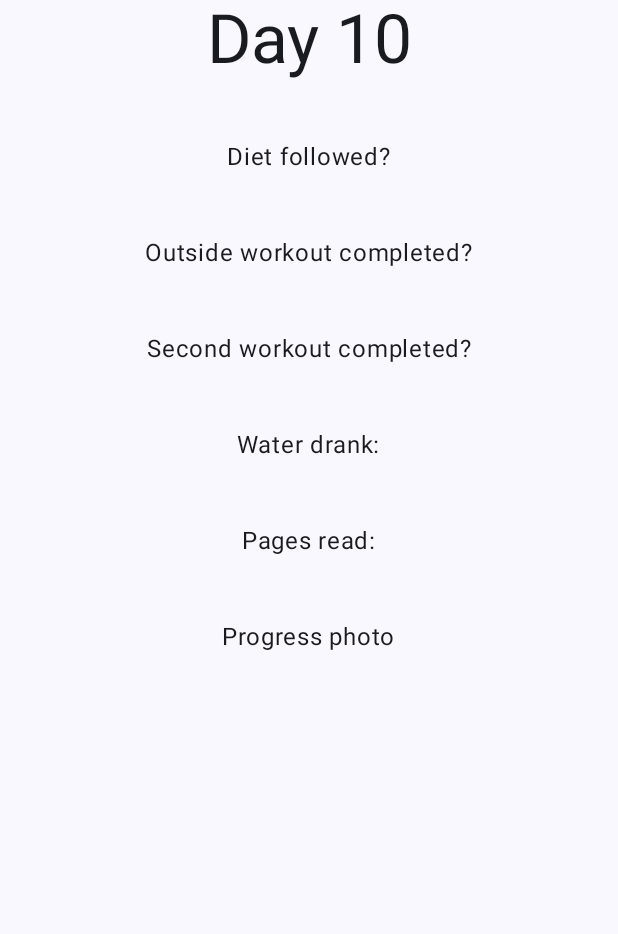
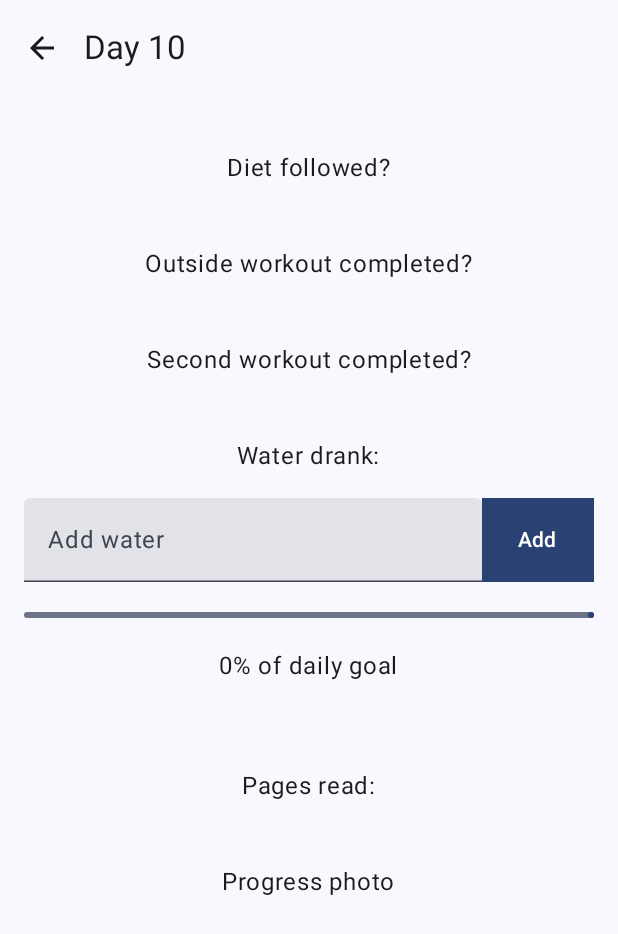
Before and after one commit to elysiahankey/75-hard, an Android app built with Jetpack Compose: the screen it shows after launch (MainActivity), after a tap on "10", on a phone screen of 412 x 824 dp. Shown: the top 934 px of the screen. Run offline under Robolectric (Android 15) with nearby library versions, the phone set to English and light mode, and no system bars.

Commit message:
Adds water tracker that remembers water per day

```diff
--- a/app/build.gradle.kts
+++ b/app/build.gradle.kts
@@ -52,6 +52,7 @@ dependencies {
     implementation(libs.androidx.ui.tooling.preview)
     implementation(libs.androidx.material3)
     implementation(libs.androidx.navigation.compose)
+    implementation(libs.androidx.datastore)
     testImplementation(libs.junit)
     androidTestImplementation(libs.androidx.junit)
     androidTestImplementation(libs.androidx.espresso.core)
@@ -61,4 +62,5 @@ dependencies {
     debugImplementation(libs.androidx.ui.test.manifest)
     implementation(libs.androidx.foundation) // or latest
     implementation(libs.androidx.activity.compose.v170)
+    implementation(libs.androidx.datastore.preferences)
 }
--- a/app/src/main/java/com/example/a75hard/ChallengeRulesScreen.kt
+++ b/app/src/main/java/com/example/a75hard/ChallengeRulesScreen.kt
@@ -32,9 +32,12 @@ fun ChallengeRulesScreen(navController: NavHostController) {
                 .fillMaxSize()
                 .padding(20.dp)
         ) {
+            Spacer(modifier = Modifier.size(40.dp))
+
             Row(
                 horizontalArrangement = Arrangement.Center
             ) {
+
                 Text(
                     text = stringResource(R.string.challenge_rules_header),
                     style = MaterialTheme.typography.displayLarge,
--- a/app/src/main/java/com/example/a75hard/DayScreen.kt
+++ b/app/src/main/java/com/example/a75hard/DayScreen.kt
@@ -4,33 +4,53 @@ import androidx.compose.foundation.layout.Column
 import androidx.compose.foundation.layout.Spacer
 import androidx.compose.foundation.layout.fillMaxSize
 import androidx.compose.foundation.layout.size
-import androidx.compose.material3.MaterialTheme
+import androidx.compose.material.icons.Icons
+import androidx.compose.material.icons.automirrored.filled.ArrowBack
+import androidx.compose.material3.ExperimentalMaterial3Api
+import androidx.compose.material3.Icon
+import androidx.compose.material3.IconButton
 import androidx.compose.material3.Scaffold
 import androidx.compose.material3.Text
+import androidx.compose.material3.TopAppBar
 import androidx.compose.runtime.Composable
 import androidx.compose.ui.Alignment
 import androidx.compose.ui.Modifier
 import androidx.compose.ui.res.stringResource
 import androidx.compose.ui.tooling.preview.Preview
 import androidx.compose.ui.unit.dp
+import androidx.navigation.NavHostController
+import androidx.navigation.compose.rememberNavController
+import com.example.a75hard.components.WaterTracker
 
+@OptIn(ExperimentalMaterial3Api::class)
 @Composable
-fun DayScreen(day: String) {
-    Scaffold() { innerPadding ->
+fun DayScreen(navController: NavHostController, day: String) {
+    Scaffold(
+        topBar = {
+            TopAppBar(
+                title = { Text(text = "Day $day") },
+                navigationIcon = {
+                    IconButton(onClick = { navController.popBackStack() }) {
+                        Icon(
+                            imageVector = Icons.AutoMirrored.Filled.ArrowBack,
+                            contentDescription = "Back"
+                        )
+                    }
+                }
+            )
+        }
+    ) { innerPadding ->
         Column(
             modifier = Modifier.fillMaxSize(),
             horizontalAlignment = Alignment.CenterHorizontally
         ) {
-            Text(
-                text = "${stringResource(R.string.day_title)} $day",
-                style = MaterialTheme.typography.displayMedium,
-            )
-
-            Spacer(modifier = Modifier.size(40.dp))
+            Spacer(modifier = Modifier.size(100.dp))
 
             Text(
                 text = stringResource(R.string.day_screen_diet_header)
             )
+            // 1. Follow a diet
+            // Checkbox for diet followed
 
             Spacer(modifier = Modifier.size(40.dp))
 
@@ -43,49 +63,54 @@ fun DayScreen(day: String) {
             Text(
                 text = stringResource(R.string.day_screen_second_workout)
             )
+            // 2. Complete 2 45 minute workouts, 1 must be outside
+            // 2 checkboxes for workouts?
 
             Spacer(modifier = Modifier.size(40.dp))
 
             Text(
                 text = stringResource(R.string.day_screen_water_drank)
             )
+            WaterTracker(dayNumber = day)
+            // 3. Drink 4.5l of water
+            //Input field to add amount of water drank
+            //Progress bar x/4.5l
 
             Spacer(modifier = Modifier.size(40.dp))
 
             Text(
                 text = stringResource(R.string.day_screen_pages_read)
             )
+            // 4. Read 10 pages of a book
+            //Same as for water maybe?
+            //Or maybe just a checkbox for this too
 
             Spacer(modifier = Modifier.size(40.dp))
 
             Text(
                 text = stringResource(R.string.day_screen_progress_photo)
             )
+            // 5. Take a progress photo
+            //Button to upload photo
+            //Display photo once uploaded
+            //Delete/Replace photo option
+
+            // Notes section
+            // Maybe a checkbox to mark day as complete, or maybe this should be done automatically once all checkboxes ticked,
+            // progress bar complete, and photo uploaded
+            // Possibly also add info icons
 
         }
     }
-// 1. Follow a diet
-    // Checkbox for diet followed
-// 2. Complete 2 45 minute workouts, 1 must be outside
-    // 2 checkboxes for workouts?
-// 3. Drink 4.5l of water
-    //Input field to add amount of water drank
-    //Progress bar x/4.5l
-// 4. Read 10 pages of a book
-    //Same as for water maybe?
-    //Or maybe just a checkbox for this too
-// 5. Take a progress photo
-    //Button to upload photo
-    //Display photo once uploaded
-    //Delete/Replace photo option
-// Notes section
-// Maybe a checkbox to mark day as complete, or maybe this should be done automatically once all checkboxes ticked,
-// progress bar complete, and photo uploaded
-// Possibly also add info icons
 }
 
 @Preview
 @Composable
 fun DayScreenPreview() {
-    DayScreen("1")
+    var navController = rememberNavController()
+
+    DayScreen(
+        navController = navController,
+        "1"
+    )
 }
--- a/app/src/main/java/com/example/a75hard/HomeScreen.kt
+++ b/app/src/main/java/com/example/a75hard/HomeScreen.kt
@@ -34,6 +34,8 @@ fun HomeScreen(navController: NavHostController, onClickDay: (String) -> Unit) {
                 .padding(12.dp),
             horizontalAlignment = Alignment.CenterHorizontally
         ) {
+            Spacer(modifier = Modifier.size(40.dp))
+
             Text(
                 text = stringResource(R.string.home_screen_title),
                 style = MaterialTheme.typography.displayLarge,
@@ -52,7 +54,6 @@ fun HomeScreen(navController: NavHostController, onClickDay: (String) -> Unit) {
     }
 }
 
-
 @Preview
 @Composable
 fun HomeScreenPreview() {
--- /dev/null
+++ b/app/src/main/java/com/example/a75hard/components/WaterTracker.kt
@@ -0,0 +1,127 @@
+package com.example.a75hard.components
+
+import androidx.compose.foundation.layout.Arrangement
+import androidx.compose.foundation.layout.Column
+import androidx.compose.foundation.layout.IntrinsicSize
+import androidx.compose.foundation.layout.Row
+import androidx.compose.foundation.layout.Spacer
+import androidx.compose.foundation.layout.fillMaxHeight
+import androidx.compose.foundation.layout.fillMaxWidth
+import androidx.compose.foundation.layout.height
+import androidx.compose.foundation.layout.padding
+import androidx.compose.foundation.layout.size
+import androidx.compose.foundation.text.KeyboardActions
+import androidx.compose.foundation.text.KeyboardOptions
+import androidx.compose.material3.Button
+import androidx.compose.material3.LinearProgressIndicator
+import androidx.compose.material3.Text
+import androidx.compose.material3.TextField
+import androidx.compose.runtime.Composable
+import androidx.compose.runtime.LaunchedEffect
+import androidx.compose.runtime.getValue
+import androidx.compose.runtime.mutableStateOf
+import androidx.compose.runtime.remember
+import androidx.compose.runtime.setValue
+import androidx.compose.ui.Alignment
+import androidx.compose.ui.Modifier
+import androidx.compose.ui.graphics.RectangleShape
+import androidx.compose.ui.platform.LocalContext
+import androidx.compose.ui.res.stringResource
+import androidx.compose.ui.text.input.ImeAction
+import androidx.compose.ui.text.input.KeyboardType
+import androidx.compose.ui.tooling.preview.Preview
+import androidx.compose.ui.unit.dp
+import com.example.a75hard.R
+import com.example.a75hard.helpers.WaterPrefs
+
+@Composable
+fun WaterTracker(dayNumber: String) { // Pass in the day identifier (e.g., "Day 1")
+    val context = LocalContext.current
+    val waterFlow = WaterPrefs.getWaterProgress(context, dayNumber)
+    var currentProgress by remember { mutableStateOf(0f) }
+
+    LaunchedEffect(waterFlow) {
+        waterFlow.collect { progress ->
+            currentProgress = progress
+        }
+    }
+
+    var input by remember { mutableStateOf("") }
+    val goal = 4500f
+
+    LaunchedEffect(currentProgress) {
+        WaterPrefs.saveWaterProgress(context, currentProgress, dayNumber)
+    }
+
+    Column(
+        modifier = Modifier
+            .padding(16.dp)
+            .fillMaxWidth(),
+        horizontalAlignment = Alignment.CenterHorizontally
+    ) {
+        Row(
+            modifier = Modifier
+                .fillMaxWidth()
+                .height(IntrinsicSize.Min)
+        ) {
+            TextField(
+                value = input,
+                onValueChange = { input = it },
+                label = { Text(text = stringResource(R.string.water_tracker_input_label)) },
+                keyboardOptions = KeyboardOptions.Default.copy(
+                    keyboardType = KeyboardType.Number,
+                    imeAction = ImeAction.Done
+                ),
+                keyboardActions = KeyboardActions(
+                    onDone = {
+                        val inputValue = input.toFloatOrNull()
+                        if (inputValue != null) {
+                            // Update the current progress based on input
+                            currentProgress =
+                                (currentProgress + inputValue).coerceAtMost(goal) / goal
+                            input = "" // Reset input after submission
+                        }
+                    }
+                ),
+                singleLine = true,
+                modifier = Modifier
+                    .weight(1f)
+                    .fillMaxHeight()
+            )
+
+            Button(
+                onClick = {
+                    val inputValue = input.toFloatOrNull()
+                    if (inputValue != null) {
+                        // Update the current progress based on input
+                        currentProgress = (currentProgress + inputValue).coerceAtMost(goal) / goal
+                        input = "" // Reset input after submission
+                    }
+                },
+                shape = RectangleShape,
+                modifier = Modifier.fillMaxHeight()
+            ) {
+                Text(text = stringResource(R.string.water_tracker_button_label))
+            }
+        }
+
+        Spacer(modifier = Modifier.size(20.dp))
+
+        LinearProgressIndicator(
+            progress = { currentProgress },
+            modifier = Modifier.fillMaxWidth(),
+        )
+
+        Spacer(modifier = Modifier.size(20.dp))
+
+        Text(text = "${(currentProgress * 100).toInt()}% of daily goal")
+    }
+}
+
+@Preview
+@Composable
+fun WaterTrackerPreview() {
+    WaterTracker(
+        dayNumber = "1"
+    )
+}
--- /dev/null
+++ b/app/src/main/java/com/example/a75hard/helpers/WaterPrefs.kt
@@ -0,0 +1,35 @@
+package com.example.a75hard.helpers
+
+import android.content.Context
+import androidx.datastore.preferences.core.edit
+import androidx.datastore.preferences.core.floatPreferencesKey
+import androidx.datastore.preferences.preferencesDataStore
+import kotlinx.coroutines.flow.Flow
+import kotlinx.coroutines.flow.map
+
+// Top-level property to initialize DataStore
+val Context.dataStore by preferencesDataStore(name = "water_prefs")
+
+object WaterPrefs {
+
+    // Function to get the key for the specific day's progress
+    private fun getWaterProgressKey(dayNumber: String): String {
+        return "water_progress_$dayNumber"
+    }
+
+    // Save progress for a specific day (using day number)
+    suspend fun saveWaterProgress(context: Context, progress: Float, dayNumber: String) {
+        val WATER_KEY = floatPreferencesKey(getWaterProgressKey(dayNumber)) // Dynamic key based on day number
+        context.dataStore.edit { prefs ->
+            prefs[WATER_KEY] = progress
+        }
+    }
+
+    // Get progress for a specific day (using day number)
+    fun getWaterProgress(context: Context, dayNumber: String): Flow<Float> {
+        val WATER_KEY = floatPreferencesKey(getWaterProgressKey(dayNumber))
+        return context.dataStore.data.map { prefs ->
+            prefs[WATER_KEY] ?: 0f
+        }
+    }
+}
--- a/app/src/main/java/com/example/a75hard/navigation/NavHost.kt
+++ b/app/src/main/java/com/example/a75hard/navigation/NavHost.kt
@@ -41,7 +41,10 @@ fun NavHost(navController: NavHostController) {
         }
         composable(route = "dayscreen/{day}") { backStackEntry ->
             val day = backStackEntry.arguments?.getString("day") ?: "1" // default fallback
-            DayScreen(day = day)
+            DayScreen(
+                navController = navController,
+                day = day
+            )
         }
     }
 }
--- a/app/src/main/res/values/strings.xml
+++ b/app/src/main/res/values/strings.xml
@@ -19,4 +19,7 @@
     <string name="day_screen_water_drank">Water drank:</string>
     <string name="day_screen_pages_read">Pages read:</string>
     <string name="day_screen_progress_photo">Progress photo</string>
+
+    <string name="water_tracker_input_label">Add water</string>
+    <string name="water_tracker_button_label">Add</string>
 </resources>
--- a/gradle/libs.versions.toml
+++ b/gradle/libs.versions.toml
@@ -1,6 +1,7 @@
 [versions]
 activityComposeVersion = "1.7.0"
 agp = "8.9.1"
+datastorePreferences = "1.1.5"
 foundation = "1.8.0"
 kotlin = "2.0.21"
 coreKtx = "1.16.0"
@@ -12,10 +13,12 @@ activityCompose = "1.10.1"
 composeBom = "2024.09.00"
 material3 = "1.3.2"
 navigationCompose = "2.9.0-rc01"
+datastore = "1.2.0-alpha01"
 
 [libraries]
 androidx-activity-compose-v170 = { module = "androidx.activity:activity-compose", version.ref = "activityComposeVersion" }
 androidx-core-ktx = { group = "androidx.core", name = "core-ktx", version.ref = "coreKtx" }
+androidx-datastore-preferences = { module = "androidx.datastore:datastore-preferences", version.ref = "datastorePreferences" }
 androidx-foundation = { module = "androidx.compose.foundation:foundation", version.ref = "foundation" }
 junit = { group = "junit", name = "junit", version.ref = "junit" }
 androidx-junit = { group = "androidx.test.ext", name = "junit", version.ref = "junitVersion" }
@@ -32,6 +35,7 @@ androidx-ui-test-junit4 = { group = "androidx.compose.ui", name = "ui-test-junit
 androidx-material3 = { group = "androidx.compose.material3", name = "material3" }
 material3 = { module = "androidx.compose.material3:material3", version.ref = "material3" }
 androidx-navigation-compose = { group = "androidx.navigation", name = "navigation-compose", version.ref = "navigationCompose" }
+androidx-datastore = { group = "androidx.datastore", name = "datastore", version.ref = "datastore" }
 
 [plugins]
 android-application = { id = "com.android.application", version.ref = "agp" }
```
Also changed, not shown: 1 other file.
